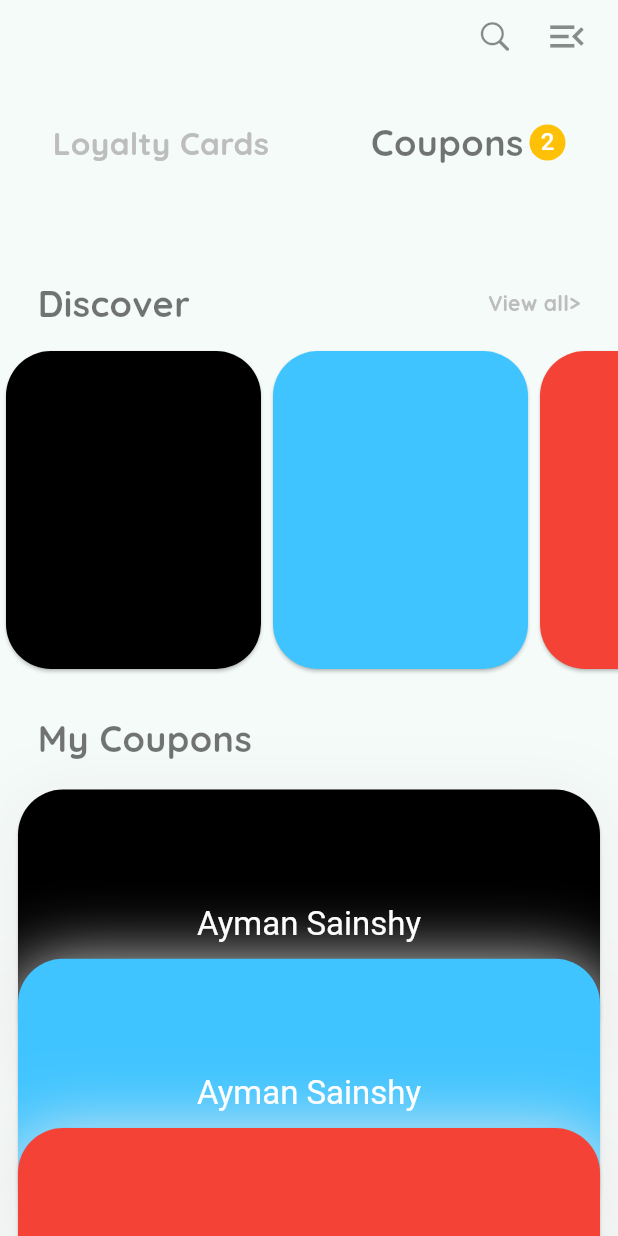
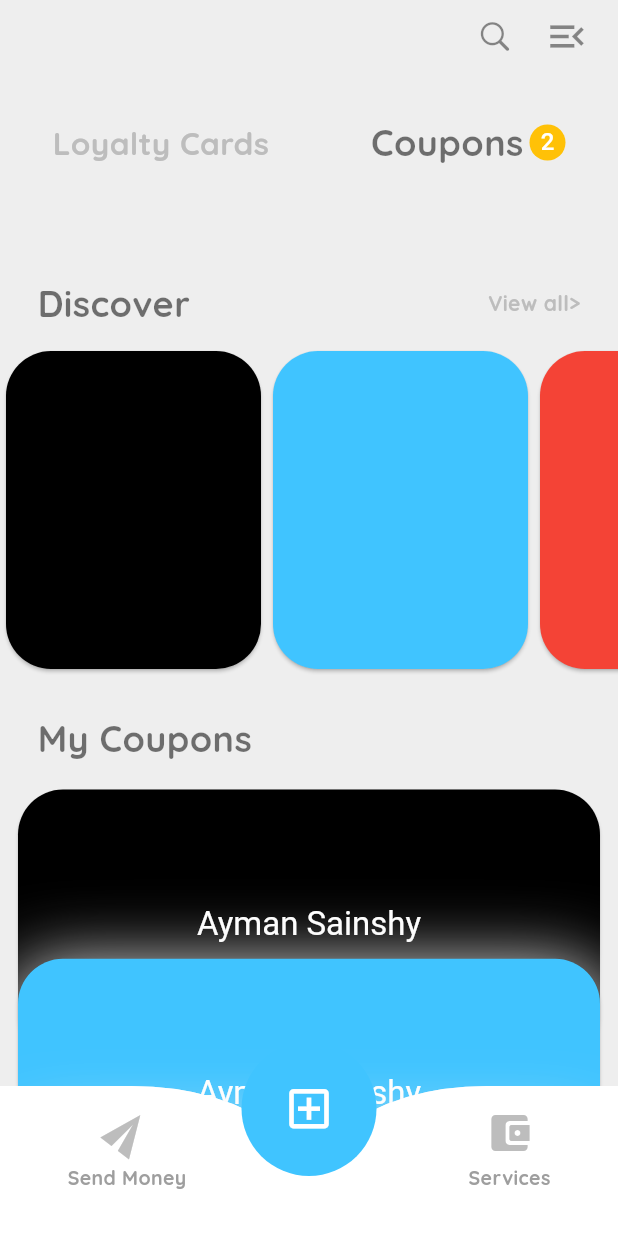
Before and after one commit to aymansainshy/flutter_animations, a Flutter app: the AnimatedListApp screen opened directly, on a phone screen of 412 x 824 dp. Run offline on Flutter 3.47's test engine with Material 2 defaults, Android fonts, the phone set to English and light mode, and no system bars; our stand-ins replace google_fonts.

Commit message:
Add ButtomNavigation Bar

```diff
--- a/lib/animated_list_app/animated_list_app.dart
+++ b/lib/animated_list_app/animated_list_app.dart
@@ -75,8 +75,12 @@ class _AnimatedListAppState extends State<AnimatedListApp> {
     ////////////////////////////////////////////////
 
     return Scaffold(
+      backgroundColor: Colors.grey.shade200,
       appBar: const CustomAppBar(),
-      body: CustomScrollView(
+      body: Stack(
+        alignment: AlignmentDirectional.bottomCenter,
+        children: [
+          CustomScrollView(
             controller: _scrollController,
             clipBehavior: Clip.antiAlias,
             slivers: [
@@ -162,7 +166,8 @@ class _AnimatedListAppState extends State<AnimatedListApp> {
 
                     // The first item position offset in every scroll is always = 0;
                     final itemPositionOffset = index * itemHeight / 1.4;
-                final difference = _scrollController.offset - itemPositionOffset;
+                    final difference =
+                        _scrollController.offset - itemPositionOffset;
                     final percent = 1.5 - (difference / (itemHeight / 1.2));
 
                     double opacity = percent;
@@ -199,8 +204,8 @@ class _AnimatedListAppState extends State<AnimatedListApp> {
                                       const Duration(milliseconds: 150),
                                   reverseTransitionDuration:
                                       const Duration(milliseconds: 150),
-                              pageBuilder:
-                                  (context, animation, secondaryAnimation) =>
+                                  pageBuilder: (context, animation,
+                                          secondaryAnimation) =>
                                       ScaleTransition(
                                     scale: animation,
                                     child: const DetailsView(),
@@ -213,7 +218,8 @@ class _AnimatedListAppState extends State<AnimatedListApp> {
                               );
                             },
                             child: Padding(
-                          padding: const EdgeInsets.symmetric(horizontal: 8),
+                              padding:
+                                  const EdgeInsets.symmetric(horizontal: 8),
                               child: Container(
                                 decoration: BoxDecoration(
                                   boxShadow: [
@@ -223,8 +229,8 @@ class _AnimatedListAppState extends State<AnimatedListApp> {
                                       offset: const Offset(0, 8),
                                     ),
                                   ],
-                              borderRadius:
-                                  const BorderRadius.all(Radius.circular(30)),
+                                  borderRadius: const BorderRadius.all(
+                                      Radius.circular(30)),
                                 ),
                                 child: Card(
                                   // elevation: 20,
@@ -261,9 +267,86 @@ class _AnimatedListAppState extends State<AnimatedListApp> {
               ),
             ],
           ),
-      // bottomNavigationBar: Container(
-      //   height: 100,
-      //   color: Colors.black87,
+          ClipPath(
+            clipper: MyCustomClipper(),
+            child: Container(
+              height: 100,
+              decoration: BoxDecoration(
+                color: Colors.white,
+                boxShadow: [
+                  BoxShadow(
+                    color: Colors.grey.shade100, //New
+                    blurRadius: 40.0,
+                    offset: const Offset(0, -20),
+                  ),
+                ],
+              ),
+              child: Padding(
+                padding:
+                    const EdgeInsets.only(left: 45.0, right: 45.0, top: 15.0),
+                child: Row(
+                  mainAxisAlignment: MainAxisAlignment.spaceBetween,
+                  children: [
+                    Column(
+                      children: [
+                        Transform.rotate(
+                          angle: 30.5,
+                          child: Icon(
+                            Icons.send,
+                            color: Colors.grey.shade400,
+                            size: 32,
+                          ),
+                        ),
+                        const SizedBox(height: 5),
+                        Text(
+                          "Send Money",
+                          style: GoogleFonts.quicksand().copyWith(
+                            color: Colors.grey.shade500,
+                            fontSize: 13,
+                            fontWeight: FontWeight.bold,
+                          ),
+                        ),
+                      ],
+                    ),
+                    Column(
+                      children: [
+                        Icon(
+                          Icons.account_balance_wallet_rounded,
+                          color: Colors.grey.shade400,
+                          size: 32,
+                        ),
+                        const SizedBox(height: 5),
+                        Text(
+                          "Services",
+                          style: GoogleFonts.quicksand().copyWith(
+                            color: Colors.grey.shade500,
+                            fontSize: 13,
+                            fontWeight: FontWeight.bold,
+                          ),
+                        ),
+                      ],
+                    ),
+                  ],
+                ),
+              ),
+            ),
+          ),
+          Transform.translate(
+            offset: const Offset(0, -40),
+            child: const CircleAvatar(
+              radius: 45,
+              backgroundColor: Colors.lightBlueAccent,
+              child: Icon(Icons.add_box_outlined, color: Colors.white, size: 35,),
+            ),
+          )
+        ],
+      ),
+      // bottomNavigationBar: ClipPath(
+      //   clipper: MyCustomClipper(),
+      //   child: Container(
+      //     height: 100,
+      //     color: Colors.black87,
+      //   ),
       // ),
     );
   }
@@ -401,3 +484,30 @@ class CustomAppBar extends StatelessWidget implements PreferredSizeWidget {
   @override
   Size get preferredSize => const Size.fromHeight(170);
 }
+
+class MyCustomClipper extends CustomClipper<Path> {
+  @override
+  Path getClip(Size size) {
+    Path path = Path();
+
+    path.moveTo(0, size.height - 100);
+
+    path.lineTo((size.width / 3) - 50, 0);
+
+    path.quadraticBezierTo((size.width / 3) + 10, 0, (size.width / 3) + 50, 30);
+    path.quadraticBezierTo((size.width / 2), 50, (size.width / 2) + 20, 30);
+    path.quadraticBezierTo(size.width - (size.width / 2) + 60, 0,
+        size.width - (size.width / 3) + 50, 0);
+
+    path.lineTo(size.width, 0);
+    path.lineTo(size.width, size.height);
+    path.lineTo(0, size.height);
+
+    path.close();
+
+    return path;
+  }
+
+  @override
+  bool shouldReclip(covariant CustomClipper<Path> oldClipper) => true;
+}
--- a/lib/main.dart
+++ b/lib/main.dart
@@ -16,6 +16,9 @@ class MyApp extends StatelessWidget {
       theme: ThemeData(
         colorScheme: ColorScheme.fromSeed(seedColor: Colors.teal),
         useMaterial3: true,
+        // bottomNavigationBarTheme: Theme.of(context).bottomNavigationBarTheme.copyWith(
+        //   backgroundColor: Colors.transparent,
+        // )
       ),
       home: const Home(),
     );
```
Lines whose indentation alone changed are shown as unchanged.
